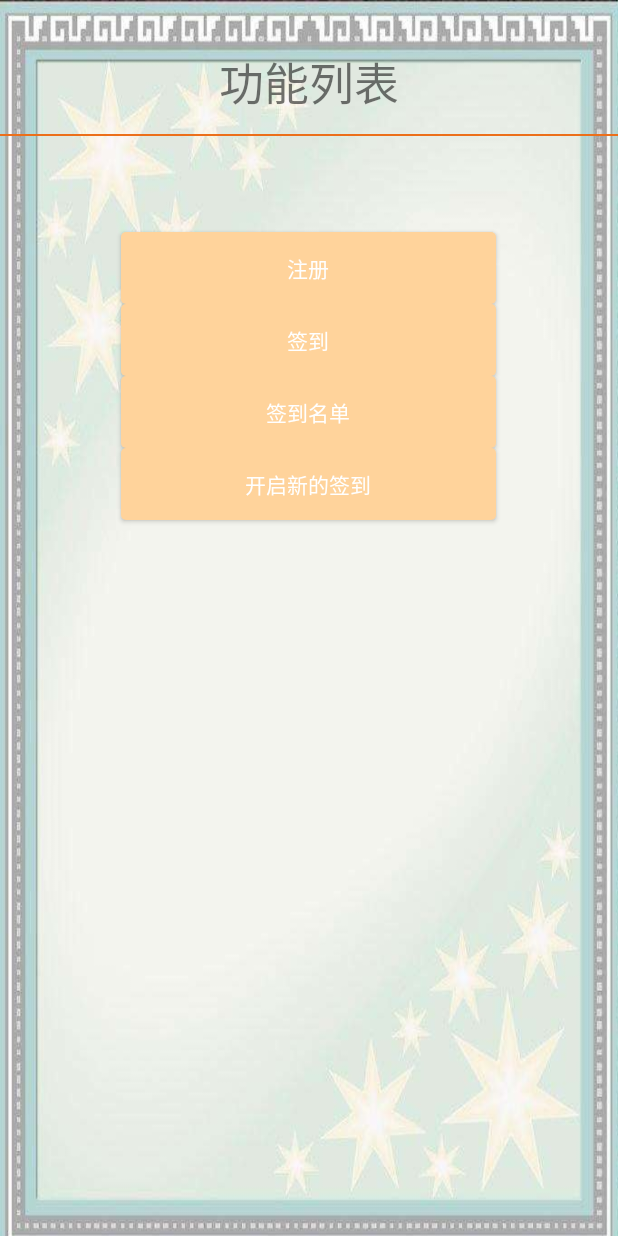
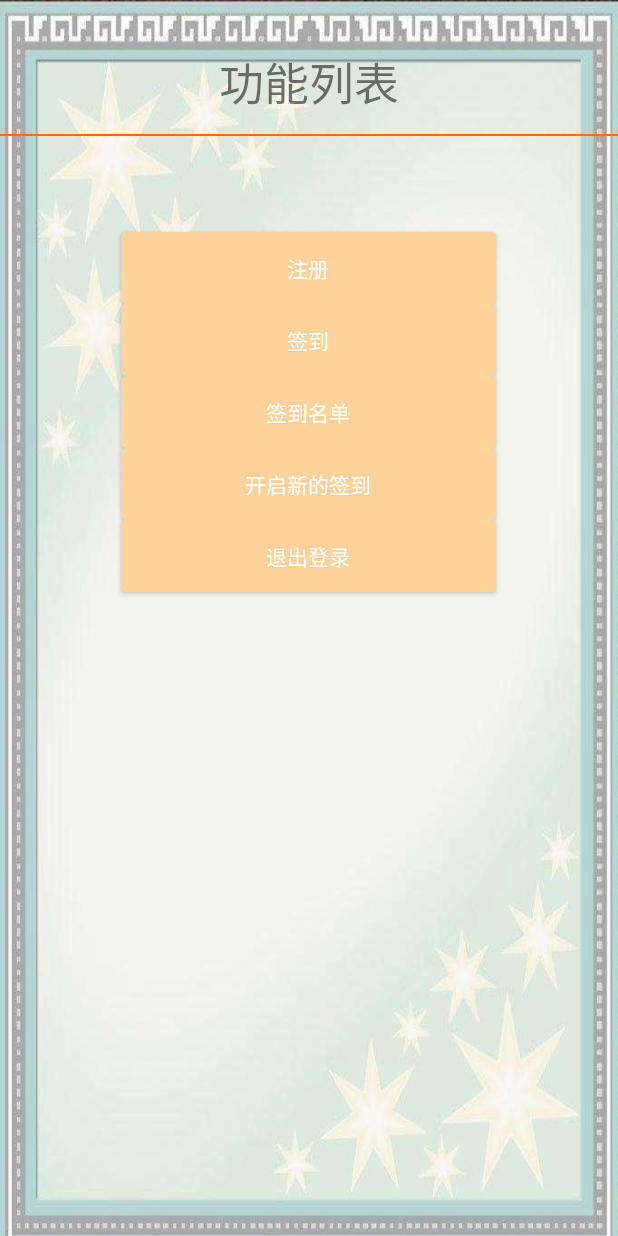
Before and after one commit to ljd1996/AiFaceAndroid, an Android app: the MainActivity screen opened directly, with no data from a screen before it, on a phone screen of 412 x 824 dp. Run offline under Robolectric (Android 15) with nearby library versions, the phone set to English and light mode, and no system bars.

Commit message:
添加退出登录接口

```diff
--- a/app/src/main/java/com/baidu/aip/fl/LoginActivity.java
+++ b/app/src/main/java/com/baidu/aip/fl/LoginActivity.java
@@ -56,10 +56,12 @@ public class LoginActivity extends Activity implements View.OnClickListener {
         if (HttpUtil.sBaseUrl.isEmpty()) {
             return;
         }
+        String token = mSharedPreferences.getString(Constant.LOGIN_TOKEN, "");
+        if (token.isEmpty()) {
+            return;
+        }
 
         showLoading();//显示加载框
-        String token = mSharedPreferences.getString(Constant.LOGIN_TOKEN, "");
-
         Log.d("LLL", "token = " + token);
 
         HashMap<String, String> map = new HashMap<>();
--- a/app/src/main/java/com/baidu/aip/fl/MainActivity.java
+++ b/app/src/main/java/com/baidu/aip/fl/MainActivity.java
@@ -30,6 +30,7 @@ public class MainActivity extends AppCompatActivity implements View.OnClickListe
     private Button login1Btn;
     private Button resultBtn;
     private Button startBtn;
+    private Button logoutBtn;
     private Button detectedBtn;
     private Button resetBtn;
     private SharedPreferences sharedPreferences;
@@ -60,6 +61,7 @@ public class MainActivity extends AppCompatActivity implements View.OnClickListe
         regBtn = (Button) findViewById(R.id.reg_btn);
         resultBtn = (Button) findViewById(R.id.result_btn);
         startBtn = (Button) findViewById(R.id.start_btn);
+        logoutBtn = (Button) findViewById(R.id.logout_btn);
         login1Btn = (Button) findViewById(R.id.login1_btn);
         detectedBtn = (Button) findViewById(R.id.detected_btn);
         resetBtn = (Button) findViewById(R.id.reset_btn);
@@ -69,6 +71,7 @@ public class MainActivity extends AppCompatActivity implements View.OnClickListe
         regBtn.setOnClickListener(this);
         resultBtn.setOnClickListener(this);
         startBtn.setOnClickListener(this);
+        logoutBtn.setOnClickListener(this);
         login1Btn.setOnClickListener(this);
         detectedBtn.setOnClickListener(this);
         resetBtn.setOnClickListener(this);
@@ -164,6 +167,13 @@ public class MainActivity extends AppCompatActivity implements View.OnClickListe
                                     "服务器错误!", Toast.LENGTH_LONG).show();
                         }
                     });
+        } else if (logoutBtn == v) {
+            sharedPreferences.edit().remove(Constant.LOGIN_TOKEN).apply();
+            startActivity(new Intent(
+                    MainActivity.this, LoginActivity.class)
+                    .setFlags(Intent.FLAG_ACTIVITY_CLEAR_TASK
+                            | Intent.FLAG_ACTIVITY_NEW_TASK));
+            finish();
         }
     }
 }
--- a/app/src/main/res/layout/activity_main.xml
+++ b/app/src/main/res/layout/activity_main.xml
@@ -66,6 +66,14 @@
             android:textColor="@android:color/white"
             android:text="开启新的签到"/>
 
+    <Button
+            android:id="@+id/logout_btn"
+            android:layout_width="250dp"
+            android:layout_height="48dp"
+            android:background="@drawable/btn_orange_selector"
+            android:textColor="@android:color/white"
+            android:text="退出登录"/>
+
     <TextView
             android:layout_width="match_parent"
             android:layout_height="wrap_content"
```
